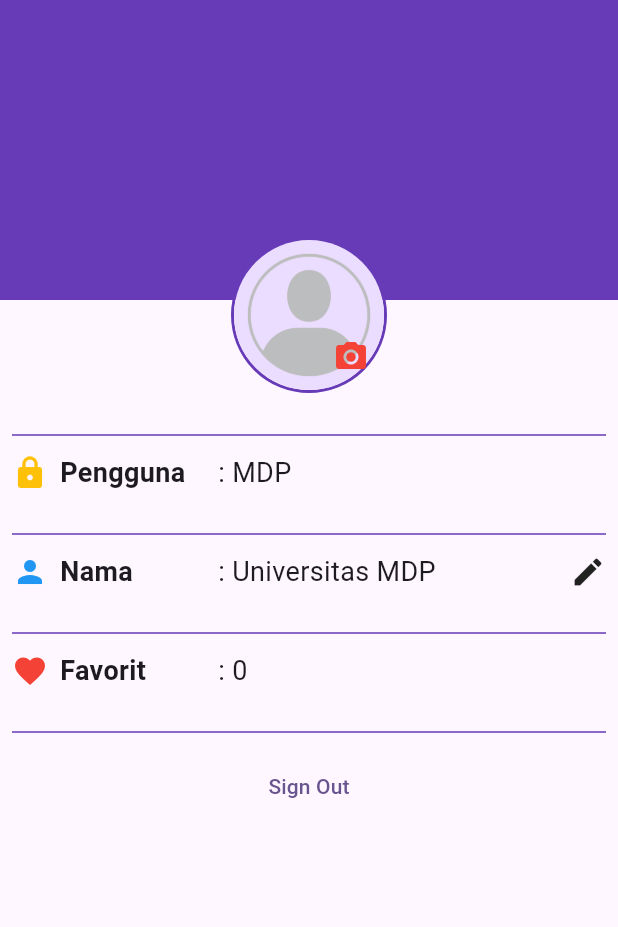
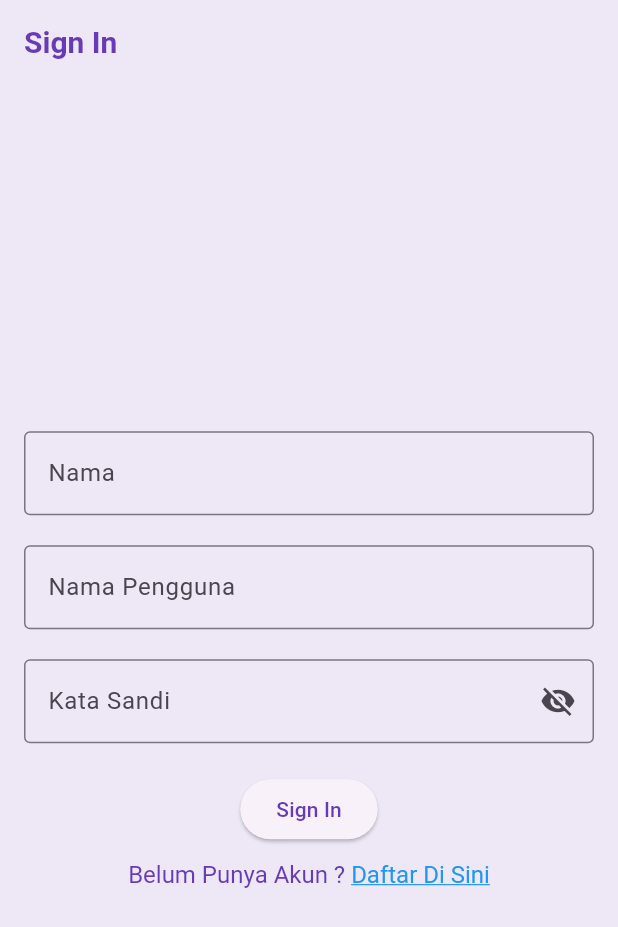
Before and after one commit to SrFebry/prj_wisatacandisi51_flutterpert3, a Flutter app: the screen it shows after launch, on a phone screen of 412 x 824 dp. Shown: the top 927 px of the screen. Run offline on Flutter 3.47's test engine with Material 2 defaults, Android fonts, the phone set to English and light mode, and no system bars; our stand-ins replace cached_network_image.

Commit message:
membuat sign in screen P-14
membuat sign in screen di P-14

```diff
--- a/lib/main.dart
+++ b/lib/main.dart
@@ -2,6 +2,8 @@
 import 'package:prj_wisatacandisi51_flutterpert3/data/candi_data.dart';
 import 'package:prj_wisatacandisi51_flutterpert3/widgets/detail_screen.dart';
 import 'package:prj_wisatacandisi51_flutterpert3/widgets/profile_screen.dart';
+import 'package:prj_wisatacandisi51_flutterpert3/widgets/signin_screen.dart';
+import 'package:prj_wisatacandisi51_flutterpert3/widgets/signup_screen.dart';
 
 
 void main() {
@@ -17,10 +19,22 @@
     return MaterialApp(
       title: 'Wisata Candi',
       theme: ThemeData(
-        colorScheme: ColorScheme.fromSeed(seedColor: Colors.deepPurple),
+        appBarTheme: const AppBarTheme(
+          iconTheme: IconThemeData(color : Colors.deepPurple),
+          titleTextStyle: TextStyle(
+            color: Colors.deepPurple,
+            fontSize: 20,
+            fontWeight: FontWeight.bold,
+          ),
+        ),
+        colorScheme:
+        ColorScheme.fromSeed(seedColor: Colors.deepPurple).copyWith(
+          primary: Colors.deepPurple,
+          surface: Colors.deepPurple[50],
+        ),
         useMaterial3: true,
       ),
-      home: ProfileScreen(),
+      home: SignInScreen(),
     );
   }
 }
--- /dev/null
+++ b/lib/widgets/signin_screen.dart
@@ -0,0 +1,135 @@
+import 'package:flutter/gestures.dart';
+import 'package:flutter/material.dart';
+
+class SignInScreen extends StatefulWidget {
+  SignInScreen({super.key});
+
+  @override
+  State<SignInScreen> createState() => _SignInScreenState();
+}
+
+class _SignInScreenState extends State<SignInScreen> {
+  // TODO : 1. Deklarasikan Variabel
+  final TextEditingController _usernamecontroller = TextEditingController();
+  final TextEditingController _namacontroller = TextEditingController();
+  final TextEditingController _passwordcontroller = TextEditingController();
+
+  String _errorText = '';
+
+  bool _isSignedIn = true ;
+  bool isSignedIn = true;                 // apus ni
+
+  bool _obscurePassword = true;
+
+  void signIn() {
+    setState(() {
+      isSignedIn = !isSignedIn;          // apus ni
+    });
+  }
+
+  // TODO 6 : funsi SIGN OUT
+  void signOut() {
+    setState(() {
+      isSignedIn = !isSignedIn;          // apus ni
+    });
+  }
+
+  @override
+  Widget build(BuildContext context) {
+    return Scaffold(
+      // TODO : 2. Pasang AppBar
+      appBar: AppBar(title : Text ('Sign In'),),
+      // TODO : 3. Pasang Body
+      body: Center(
+        child: SingleChildScrollView(
+          padding: const EdgeInsets.all(16),
+          child: Form(
+            child: Column(
+              // TODO : 4. Atur main axisAligment dan cross axis aligment
+              mainAxisAlignment: MainAxisAlignment.center,
+              crossAxisAlignment: CrossAxisAlignment.center,
+              children: [
+                // TODO : 5. Textformfield nama Lengkap
+                TextFormField(
+                  controller: _namacontroller,
+                  decoration: InputDecoration(
+                    labelText: "Nama",
+                    border: OutlineInputBorder(),
+                  ),
+                ),
+                // TODO : 5. Textformfield nama pengguna
+                SizedBox(height: 20),
+                TextFormField(
+                  controller: _usernamecontroller,
+                  decoration: InputDecoration(
+                    labelText: "Nama Pengguna",
+                    border: OutlineInputBorder(),
+                  ),
+                ),
+
+
+                // TODO : 6. Textformfield kata sandi
+                SizedBox(height: 20),
+                TextFormField(
+                  controller: _passwordcontroller,
+                  decoration: InputDecoration(
+                    labelText: "Kata Sandi",
+                    errorText: _errorText.isNotEmpty ? _errorText : null,
+                    border: OutlineInputBorder(),
+                    suffixIcon: IconButton(
+                      onPressed: () {
+                        setState(() {
+                          _obscurePassword = !_obscurePassword;
+                        });
+                      },
+                      icon: Icon(
+                        _obscurePassword ? Icons.visibility_off : Icons.visibility,
+                      ),
+                    ),
+                  ),
+                  obscureText: _obscurePassword,
+                ),
+                // TODO : 7. elevatedbutton sign in
+                SizedBox(height: 20),
+                ElevatedButton(
+                  onPressed: () {},
+                  child: Text('Sign In'),
+                  ),
+
+                // TODO : 8. elevatedbutton sign Up
+                SizedBox(height: 10),
+                // TextButton(
+                //   onPressed: () {},
+                //   child: Text('Belum Punya Akun? Daftar di sini.')
+                //   ),
+
+                RichText(
+                  text: TextSpan(
+                    text: 'Belum Punya Akun ? ',
+                    style: TextStyle(
+                      fontSize: 16,
+                      color: Colors.deepPurple
+                    ),
+                    children: <TextSpan>[
+                      TextSpan(
+                        text: 'Daftar Di Sini',
+                        style: TextStyle(
+                          color: Colors.blue,
+                          decoration: TextDecoration.underline,
+                          fontSize: 16,
+                        ),
+                        recognizer: TapGestureRecognizer()
+                          ..onTap = () {}
+                      ),
+                    ],
+                  ),
+                ),
+
+              ],
+            ),
+          ),
+        ),
+      ),
+    );
+  }
+}
```
Also changed, not shown: lib/widgets/signup_screen.dart (added, +120 -0 lines).
